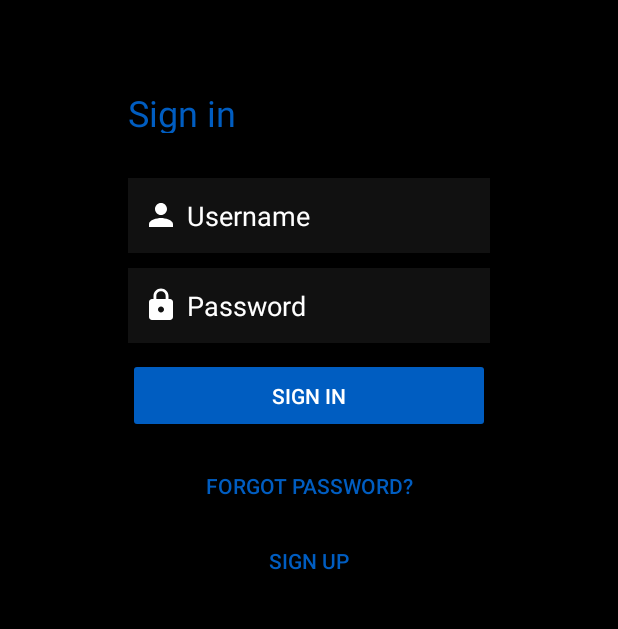
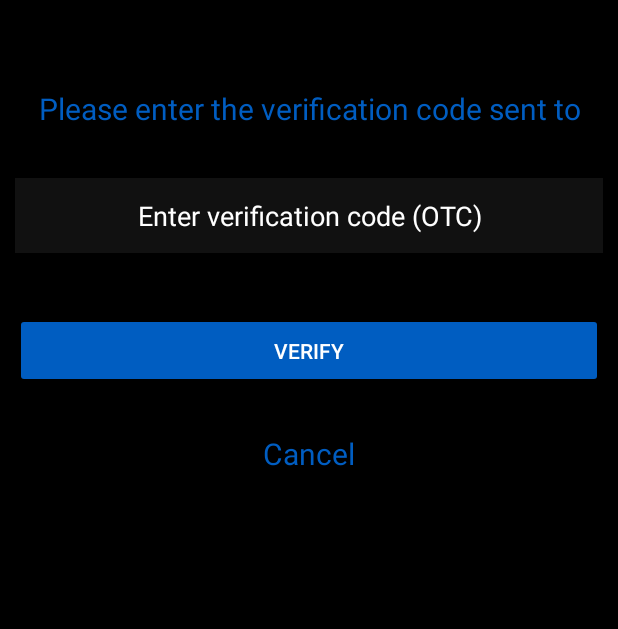
Before and after one commit to CyberBismo/Skybyn-APK, an Android app: the screen it shows after launch (LoginRegisterForgot), on a phone screen of 412 x 824 dp, the part 257-886 px from its top. Run offline under Robolectric (Android 15) with nearby library versions, the phone set to English and light mode, and no system bars; our stand-ins replace Volley; pictures from the network do not load.

Commit message:
Some adjustments to OTC xml

```diff
--- a/app/src/main/res/layout/activity_main.xml
+++ b/app/src/main/res/layout/activity_main.xml
@@ -45,7 +45,7 @@
             android:id="@+id/verify_form"
             android:layout_width="match_parent"
             android:layout_height="match_parent"
-            android:visibility="invisible">
+            android:visibility="visible">
 
             <TextView
                 android:id="@+id/verify_form_title"
@@ -78,14 +78,12 @@
                 android:layout_marginHorizontal="10dp"
                 android:layout_marginTop="90dp"
                 android:background="#11FFFFFF"
-                android:drawableLeft="@drawable/code"
-                android:drawablePadding="@dimen/drawable_padding"
-                android:gravity="center_vertical"
                 android:hint="@string/One_Time_Code"
                 android:inputType="textPassword"
                 android:paddingHorizontal="10dp"
                 android:textColor="@color/white"
-                android:textColorHint="@color/white" />
+                android:textColorHint="@color/white"
+                android:gravity="center"/>
 
             <Button
                 android:id="@+id/btnVerifyOTC"
@@ -104,7 +102,7 @@
             android:layout_width="match_parent"
             android:layout_height="wrap_content"
             android:layout_marginHorizontal="75dp"
-            android:visibility="visible">
+            android:visibility="invisible">
 
             <TextView
                 android:id="@+id/signin_form_title"
--- a/app/src/main/res/values/strings.xml
+++ b/app/src/main/res/values/strings.xml
@@ -56,10 +56,10 @@
     <string name="please_login_again">Something went wrong, please log in again.</string>
     <string name="myAccount">My Account</string>
     <string name="invalid_profile">Invalid profile, unable to get user data.</string>
-    <string name="verification">Please enter One time verification code</string>
-    <string name="One_Time_Code">Input One time code.</string>
+    <string name="verification">Please enter the verification code sent to your email.</string>
+    <string name="One_Time_Code">Enter verification code (OTC)</string>
     <string name="verify">Verify</string>
-    <string name="invalidOTC">Invalid One time code entered.</string>
+    <string name="invalidOTC">Invalid code entered.</string>
     <string name="cancel_verification">Cancel</string>
 
 </resources>
```
